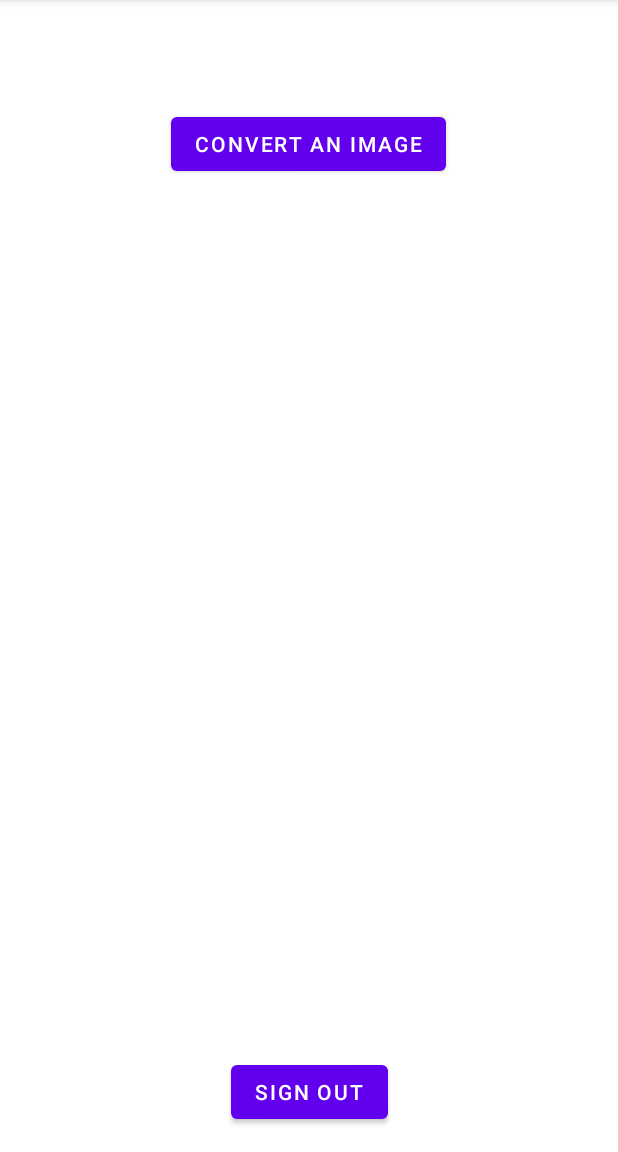
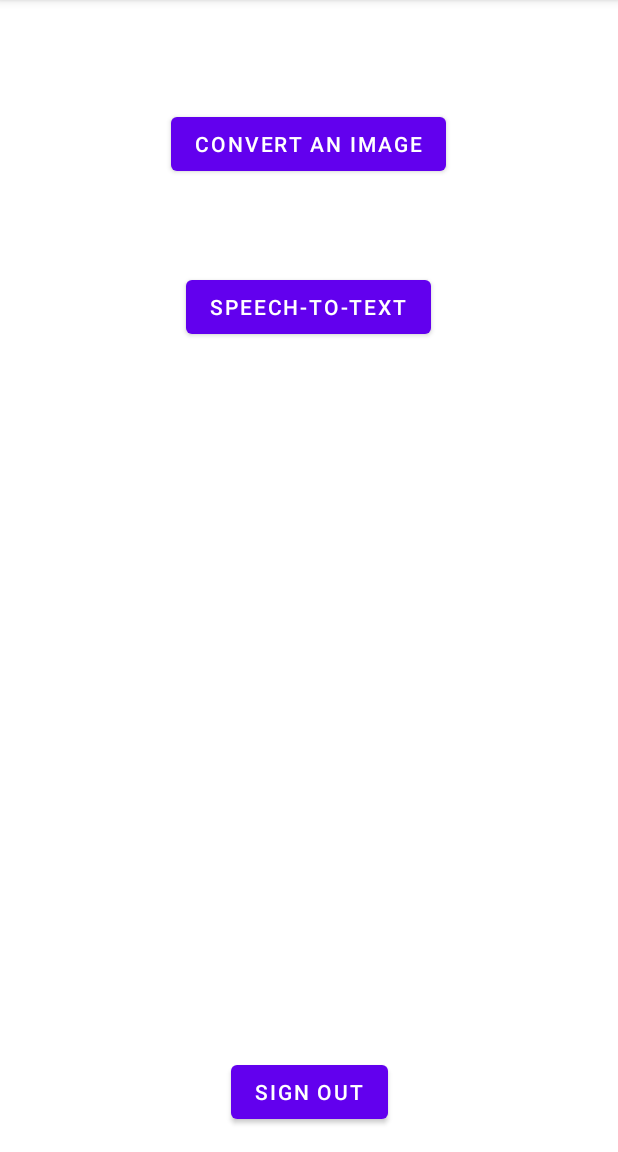
Before and after one commit to Aniket-512/Note-ingHill, an Android app: the MainActivity screen opened directly, with no data from a screen before it, on a phone screen of 412 x 824 dp, the part 84-1236 px from its top. Run offline under Robolectric (Android 15) with nearby library versions, the phone set to English and light mode, and no system bars; libraries missing offline, so code that uses them is left out: com.amplifyframework, com.amplifyframework.auth, com.amplifyframework.core, com.amplifyframework.hub; 1 statement that could not run was skipped.

Commit message:
Added Speech-to-Text functionality

```diff
--- a/app/build.gradle
+++ b/app/build.gradle
@@ -48,6 +48,11 @@ dependencies {
     implementation 'com.amplifyframework:aws-auth-cognito:1.18.0'
     implementation 'com.amplifyframework:aws-storage-s3:1.24.0' //S3 Storage Plugin
 
+    // Speech-to-Text
+    implementation 'com.arthenica:mobile-ffmpeg-full:4.4'
+    // AWS Admin Queries
+    implementation 'com.amazonaws:aws-android-sdk-apigateway-core:2.25.0'
+
     // ArthurHub Image Cropper
     api 'com.theartofdev.edmodo:android-image-cropper:2.8.+'
     implementation 'com.github.CanHub:Android-Image-Cropper:3.2.2'
--- a/app/src/main/AndroidManifest.xml
+++ b/app/src/main/AndroidManifest.xml
@@ -11,6 +11,11 @@
     <uses-permission
         android:name="android.permission.WRITE_EXTERNAL_STORAGE"
         android:maxSdkVersion="28" />
+
+    <!-- Speech-to-Text Permissions -->
+    <uses-permission android:name="android.permission.RECORD_AUDIO" />
+    <uses-permission android:name="android.permission.ACCESS_NETWORK_STATE"/>
+
 
     <application
         android:allowBackup="true"
@@ -38,6 +43,7 @@
         <activity
             android:name="com.theartofdev.edmodo.cropper.CropImageActivity"
             android:theme="@style/Base.Theme.AppCompat" />
+        <activity android:name=".SpeechActivity"/>
     </application>
 
 </manifest>
--- a/app/src/main/java/com/example/note_inghill/MainActivity.java
+++ b/app/src/main/java/com/example/note_inghill/MainActivity.java
@@ -20,6 +20,7 @@ public class MainActivity extends AppCompatActivity {
 
     private Button signoutButton;
     private Button imageToText; // Button press loads new activity
+    private Button speechtoText;
 
     @Override
     protected void onCreate(Bundle savedInstanceState) {
@@ -35,6 +36,13 @@ public class MainActivity extends AppCompatActivity {
         imageToText.setOnClickListener(v -> {
             Intent intent = new Intent(this, ImageToTextActivity.class);
             startActivity(intent);
+        });
+
+        //Speech-to-Text Button
+        speechtoText = findViewById(R.id.speechtext_button);
+        speechtoText.setOnClickListener(v -> {
+            Intent speechIntent = new Intent(this, SpeechActivity.class);
+            startActivity(speechIntent);
         });
 
         // Sign out using Amplify Auth when button clicked
--- a/app/src/main/res/layout/activity_main.xml
+++ b/app/src/main/res/layout/activity_main.xml
@@ -27,4 +27,16 @@
         app:layout_constraintStart_toStartOf="parent"
         app:layout_constraintTop_toTopOf="parent" />
 
+    <Button
+        android:id="@+id/speechtext_button"
+        android:layout_width="wrap_content"
+        android:layout_height="wrap_content"
+        android:text="@string/speech_to_text_button"
+        app:layout_constraintBottom_toTopOf="@+id/signout_button"
+        app:layout_constraintEnd_toEndOf="parent"
+        app:layout_constraintHorizontal_bias="0.498"
+        app:layout_constraintStart_toStartOf="parent"
+        app:layout_constraintTop_toBottomOf="@+id/imageToTextId"
+        app:layout_constraintVertical_bias="0.113" />
+
 </androidx.constraintlayout.widget.ConstraintLayout>
--- a/app/src/main/res/values/strings.xml
+++ b/app/src/main/res/values/strings.xml
@@ -20,4 +20,8 @@
     <string name="confirm_button_text">Confirm</string>
     <string name="enter_otp">Enter OTP received via Email:</string>
     <string name="otp_hint">123456</string>
+    <string name="speech_to_text_button">Speech-to-Text</string>
+    <string name="record_button_text">Record</string>
+    <string name="upload_button_text">Upload</string>
+    <string name="stop_record_button">Stop</string>
 </resources>
```
Also changed, not shown: app/src/main/java/com/example/note_inghill/SpeechActivity.java (+2 -26 lines).
